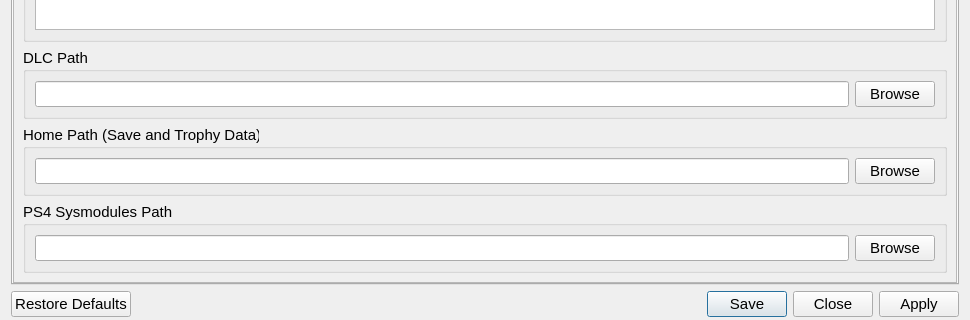
Old version of the form src/qt_gui/settings_dialog.ui in the repository shadps4-emu/shadps4-qtlauncher; both pictures show x 0 to 970 and y 265 to 585 of the 970 by 769 pixel window.
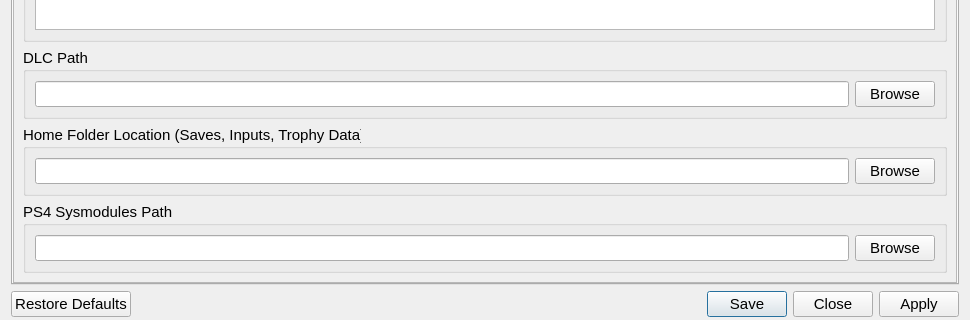
New version of the form. The open tabs and pages were chosen to show the change. Icons and pictures are not drawn.

Commit message:
Trophy and save folder (#277)
* use current save data folders instead of home dir for now, hide home dir setting

* add key manager for trophy key (hide other tabs)

The edit to the form file:
```diff
--- a/src/qt_gui/settings_dialog.ui
+++ b/src/qt_gui/settings_dialog.ui
@@ -1864,7 +1864,7 @@
         <item>
          <widget class="QGroupBox" name="saveDataGroupBox">
           <property name="title">
-           <string>Home Path (Save and Trophy Data)</string>
+           <string>Home Folder Location (Saves, Inputs, Trophy Data)</string>
           </property>
           <layout class="QVBoxLayout" name="saveDataLayout">
            <item>
```
Left out of the diff: 8 changed lines with no effect on the pictures. The commit also changes 18 other files.
